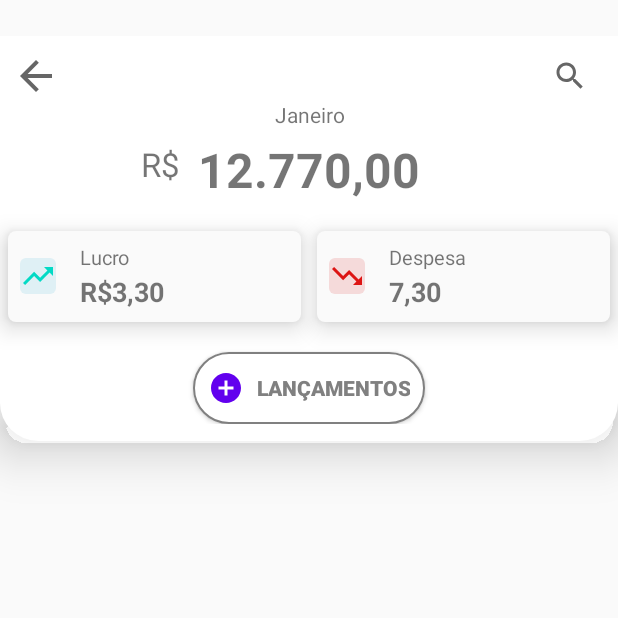
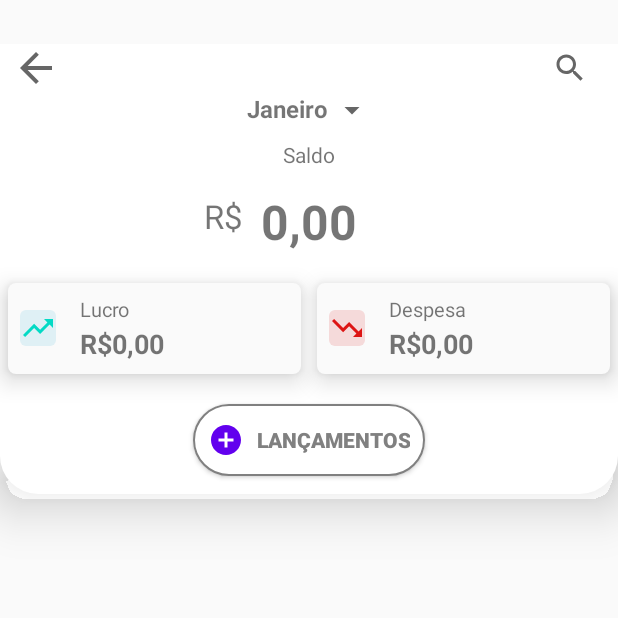
Before and after one commit to emersonfiwre/FinanceCasaDeDeus, an Android app: the TransactionFragment screen opened directly, with no data from a screen before it, on a phone screen of 412 x 824 dp, the top half of it. Run offline under Robolectric (Android 15) with nearby library versions, the light colour scheme and no system bars; our stand-ins replace Firebase (no records; nobody signed in at launch, a user with empty details on screens opened directly); pictures from the network do not load.

Commit message:
Agora já dá para deletar, atualizar a transação, falta trazer de acordo com o mês atual, e a dialog com as datas.

```diff
--- a/app/src/main/java/br/com/casadedeus/service/listener/OnAdapterListener.kt
+++ /dev/null
@@ -1,9 +0,0 @@
-package br.com.casadedeus.service.listener
-
-interface OnAdapterListener {
-    interface OnItemClickListener<in V>{
-        fun onItemClick(item: V)
-    }
-    //fun onClickListener(view: View)
-    //fun onItemLongPressClickListener(view: View, position:Int)
-}
--- /dev/null
+++ b/app/src/main/java/br/com/casadedeus/service/listener/OnItemClickListener.kt
@@ -0,0 +1,8 @@
+package br.com.casadedeus.service.listener
+
+interface OnItemClickListener<in V> {
+    fun onItemClick(item: V)
+    fun onDeleteClick(id: String)
+}
+//fun onClickListener(view: View)
+//fun onItemLongPressClickListener(view: View, position:Int)
--- a/app/src/main/java/br/com/casadedeus/service/utils/Utils.kt
+++ b/app/src/main/java/br/com/casadedeus/service/utils/Utils.kt
@@ -6,14 +6,28 @@ import java.util.*
 
 class Utils {
     companion object {
-        fun realToDouble(value: String): Double {
+        fun realToDouble(value: String?): Double {
             //val s = value.replace("[.,]".toRegex(), "")
-            val s = value.replace(".", "").replace(",", ".").replace("R$","")
+            if (value == null || value == "") {
+                return 0.0
+            }
+            val s = value.replace(".", "").replace(",", ".").replace("R$", "")
             return s.toDouble()
         }
-        fun doubleToReal(value: Double): String {
+
+        fun doubleToReal(value: Double?): String {
+            if (value == null || value == 0.0) {
+                return "R$0,00"
+            }
             val ptBr = Locale("pt", "BR")
             return NumberFormat.getCurrencyInstance(ptBr).format(value)
         }
+        fun doubleToRealNotCurrency(value: Double?): String {
+            if (value == null || value == 0.0) {
+                return "0,00"
+            }
+            val ptBr = Locale("pt", "BR")
+            return NumberFormat.getCurrencyInstance(ptBr).format(value).replace("R$","")
+        }
     }
 }
--- a/app/src/main/java/br/com/casadedeus/view/TransactionFragment.kt
+++ b/app/src/main/java/br/com/casadedeus/view/TransactionFragment.kt
@@ -16,12 +16,13 @@ import androidx.lifecycle.ViewModelProvider
 import androidx.recyclerview.widget.LinearLayoutManager
 import br.com.casadedeus.R
 import br.com.casadedeus.beans.TransactionModel
-import br.com.casadedeus.service.listener.OnAdapterListener
+import br.com.casadedeus.service.listener.OnItemClickListener
 import br.com.casadedeus.service.utils.Utils
 import br.com.casadedeus.view.adapter.TransactionAdapter
 import br.com.casadedeus.viewmodel.TransactionViewModel
 import com.google.android.material.bottomsheet.BottomSheetDialog
 import kotlinx.android.synthetic.main.dialog_single_input.view.*
+import kotlinx.android.synthetic.main.fragment_transaction.*
 import kotlinx.android.synthetic.main.fragment_transaction.view.*
 
 
@@ -33,6 +34,7 @@ class TransactionFragment : Fragment(), View.OnClickListener {
 
     private lateinit var mBottomDialog: BottomSheetDialog
     private lateinit var mDialogInflater: View
+    private var mTransactionKey: String = ""
 
     /*does not work without inserting dependencies in the gradle
     dependencies{
@@ -83,8 +85,7 @@ class TransactionFragment : Fragment(), View.OnClickListener {
 
         setListeners()
 
-        //Carregar a lista com todos
-        mViewModel.load()
+
 
         mViewRoot.edtSearch.setOnEditorActionListener { textView, i, keyEvent ->
             when (i) {
@@ -137,37 +138,49 @@ class TransactionFragment : Fragment(), View.OnClickListener {
         return mViewRoot
     }
 
+    //Carregar a lista com todos
+    private fun loadTransactions() {
+        rv_transaction.visibility = View.GONE
+        pg_await_load.visibility = View.VISIBLE
+        mViewModel.load()
+    }
+
     override fun onResume() {
         super.onResume()
-        mViewModel.load()
+        loadTransactions()
     }
 
     private fun setupBottomDialog() {
         mBottomDialog = BottomSheetDialog(activity!!)
-        mDialogInflater = layoutInflater.inflate(R.layout.dialog_single_input,null)
+        mDialogInflater = layoutInflater.inflate(R.layout.dialog_single_input, null)
         mBottomDialog.setContentView(mDialogInflater)
     }
 
 
     private fun setupRecycler() {
         val linearLayoutManager = LinearLayoutManager(activity)
-        mViewRoot.rv_expenditure.layoutManager = linearLayoutManager
-        mAdapter.attachListener(object : OnAdapterListener.OnItemClickListener<TransactionModel> {
+        mViewRoot.rv_transaction.layoutManager = linearLayoutManager
+        mAdapter.attachListener(object : OnItemClickListener<TransactionModel> {
             override fun onItemClick(item: TransactionModel) {
                 val listCategories = context?.resources?.getStringArray(R.array.categories)
                 val index: Int = getIndex(listCategories, item.category)
 
+                mTransactionKey = item.key!!
                 mDialogInflater.radio_entrada.isChecked = item.isEntry
                 mDialogInflater.edit_descricao.setText(item.description)
                 mDialogInflater.spinner_categoria.setSelection(index)
                 mDialogInflater.edit_razao_social.setText(item.companyName)
                 mDialogInflater.edit_nota_fiscal.setText(item.notaFiscal)
-                mDialogInflater.edit_valor.setText(Utils.doubleToReal(item.amount))
+                mDialogInflater.edit_valor.setText(Utils.doubleToRealNotCurrency(item.amount))
                 onClickSave()
             }
+
+            override fun onDeleteClick(id: String) {
+                mViewModel.delete(id)
+            }
         })
-        mViewRoot.rv_expenditure.adapter = mAdapter
-        mViewRoot.rv_expenditure.setHasFixedSize(true)
+        mViewRoot.rv_transaction.adapter = mAdapter
+        mViewRoot.rv_transaction.setHasFixedSize(true)
     }
 
     private fun getIndex(listCategories: Array<String>?, category: String): Int {
@@ -192,14 +205,50 @@ class TransactionFragment : Fragment(), View.OnClickListener {
     private fun observe() {
         mViewModel.transactionlist.observe(viewLifecycleOwner, Observer {
             mAdapter.notifyChanged(it)
+            pg_await_load.visibility = View.GONE
+            rv_transaction.visibility = View.VISIBLE
         })
         mViewModel.validation.observe(viewLifecycleOwner, Observer {
             if (it.success()) {
-                Toast.makeText(activity,"Transação adicionada com sucesso!",Toast.LENGTH_SHORT).show()
+                if (mTransactionKey == "") {
+                    Toast.makeText(
+                        context,
+                        getString(R.string.success_save_transaction),
+                        Toast.LENGTH_SHORT
+                    ).show()
+                } else {
+                    Toast.makeText(
+                        context,
+                        getString(R.string.success_update_transaction),
+                        Toast.LENGTH_SHORT
+                    ).show()
+                }
+                loadTransactions()
                 mBottomDialog.dismiss()
-            }else{
+            } else {
                 Toast.makeText(context, it.failure(), Toast.LENGTH_SHORT).show()
             }
+        })
+        mViewModel.delete.observe(viewLifecycleOwner, Observer {
+            if (it.success()) {
+                Toast.makeText(
+                    context,
+                    getString(R.string.success_delete_transaction),
+                    Toast.LENGTH_SHORT
+                ).show()
+                loadTransactions()
+            } else {
+                Toast.makeText(context, it.failure(), Toast.LENGTH_SHORT).show()
+            }
+        })
+        mViewModel.balance.observe(viewLifecycleOwner, Observer {
+            mViewRoot.balance_month.text = it
+        })
+        mViewModel.expenditure.observe(viewLifecycleOwner, Observer {
+            mViewRoot.expenditure_month.text = it
+        })
+        mViewModel.profit.observe(viewLifecycleOwner, Observer {
+            mViewRoot.profit_month.text = it
         })
     }
 
@@ -210,17 +259,26 @@ class TransactionFragment : Fragment(), View.OnClickListener {
             hide(mViewRoot.edtSearch, activity)
             /*val mBehavior = BottomSheetBehavior.from(bottomSheet.parent as View);
             mBehavior.setPeekHeight(600)*/
+            mTransactionKey = ""
+            mDialogInflater.radio_entrada.isChecked = false
+            mDialogInflater.edit_descricao.setText("")
+            mDialogInflater.spinner_categoria.setSelection(0)
+            mDialogInflater.edit_razao_social.setText("")
+            mDialogInflater.edit_nota_fiscal.setText("")
+            mDialogInflater.edit_valor.setText("")
             onClickSave()
             //get spinner selected
         } else if (id == R.id.back_month) {
             activity?.onBackPressed()
         }
     }
-    private fun onClickSave(){
+
+    private fun onClickSave() {
         mBottomDialog.show()
         mDialogInflater.add_expenditure.setOnClickListener {
             mViewModel.save(
                 TransactionModel(
+                    key = mTransactionKey,
                     isEntry = mDialogInflater.radio_entrada.isChecked,
                     description = mDialogInflater.edit_descricao.text.toString(),
                     category = mDialogInflater.spinner_categoria.selectedItem.toString(),
@@ -253,7 +311,7 @@ class TransactionFragment : Fragment(), View.OnClickListener {
     fun onBackPressed(): Boolean =
         /*if (view?.edtSearch?.isFocusable == true) {
             hide(view?.edtSearch!!, context as Context)
-            return false
+         s   return false
         }
         return true*/
         when (view?.edtSearch?.isFocusable) {
--- a/app/src/main/java/br/com/casadedeus/view/adapter/TransactionAdapter.kt
+++ b/app/src/main/java/br/com/casadedeus/view/adapter/TransactionAdapter.kt
@@ -8,7 +8,7 @@ import android.widget.TextView
 import androidx.recyclerview.widget.RecyclerView
 import br.com.casadedeus.R
 import br.com.casadedeus.beans.TransactionModel
-import br.com.casadedeus.service.listener.OnAdapterListener
+import br.com.casadedeus.service.listener.OnItemClickListener
 import br.com.casadedeus.service.utils.Utils
 import kotlinx.android.synthetic.main.card_transaction.view.*
 import java.text.SimpleDateFormat
@@ -17,7 +17,7 @@ import java.util.*
 class TransactionAdapter : RecyclerView.Adapter<TransactionAdapter.MyViewHolder>() {
 
     private var mTransactionModelList: List<TransactionModel> = arrayListOf()
-    private lateinit var mListener: OnAdapterListener.OnItemClickListener<TransactionModel>
+    private lateinit var mListener: OnItemClickListener<TransactionModel>
 
     //val format = SimpleDateFormat("EEE MMM dd kk:mm:ss zXXX yyyy", local)// dia por extenso
 
@@ -44,11 +44,12 @@ class TransactionAdapter : RecyclerView.Adapter<TransactionAdapter.MyViewHolder>
 
     }
 
-    fun attachListener(listener: OnAdapterListener.OnItemClickListener<TransactionModel>) {
+    fun attachListener(listener: OnItemClickListener<TransactionModel>) {
         mListener = listener
     }
 
-    class MyViewHolder(itemView: View, val listener: OnAdapterListener.OnItemClickListener<TransactionModel>?) : RecyclerView.ViewHolder(itemView) {
+    class MyViewHolder(itemView: View, val listener: OnItemClickListener<TransactionModel>?) :
+        RecyclerView.ViewHolder(itemView) {
         private val mDateFormat =
             SimpleDateFormat("EEE, d MMM 'de' yyyy", Locale("pt", "BR"))// dia por extenso
 
@@ -58,12 +59,11 @@ class TransactionAdapter : RecyclerView.Adapter<TransactionAdapter.MyViewHolder>
         private var mCardTransaction: View = itemView.card_transaction
 
         fun bindTransaction(transaction: TransactionModel) {
-            if (transaction.day != null){
+            if (transaction.day != null) {
                 mDay.text = mDateFormat.format(transaction.day)
             }
             mDesc.text = transaction.description
             mPrice.text = Utils.doubleToReal(transaction.amount)
-
 
             mCardTransaction.setOnClickListener { listener?.onItemClick(transaction) }
 
@@ -72,7 +72,7 @@ class TransactionAdapter : RecyclerView.Adapter<TransactionAdapter.MyViewHolder>
                     .setTitle(R.string.title_want_remove_transaction)
                     .setMessage(R.string.desc_want_remove_transaction)
                     .setPositiveButton(R.string.remove) { dialog, which ->
-                        //listener.onDeleteClick(task.id)
+                        transaction.key?.let { listener?.onDeleteClick(it) }
                     }
                     .setNeutralButton(R.string.cancel, null)
                     .show()
--- a/app/src/main/java/br/com/casadedeus/viewmodel/TransactionViewModel.kt
+++ b/app/src/main/java/br/com/casadedeus/viewmodel/TransactionViewModel.kt
@@ -6,6 +6,7 @@ import br.com.casadedeus.beans.TransactionModel
 import br.com.casadedeus.service.listener.OnCallbackListener
 import br.com.casadedeus.service.listener.ValidationListener
 import br.com.casadedeus.service.repository.TransactionRepository
+import br.com.casadedeus.service.utils.Utils
 import java.util.*
 
 /*class ExpenditureViewModelFactory(
@@ -32,6 +33,18 @@ class TransactionViewModel(application: Application) : AndroidViewModel(applicat
     private var mValidation = MutableLiveData<ValidationListener>()
     val validation: LiveData<ValidationListener> = mValidation
 
+    private var mDelete = MutableLiveData<ValidationListener>()
+    val delete: LiveData<ValidationListener> = mDelete
+
+    //Labels mostrando os balanços
+    private var mProfit = MutableLiveData<String>()
+    val profit: LiveData<String> = mProfit
+
+    private var mExpenditure = MutableLiveData<String>()
+    val expenditure: LiveData<String> = mExpenditure
+
+    private var mBalance = MutableLiveData<String>()
+    val balance: LiveData<String> = mBalance
 
     fun save(transactionModel: TransactionModel) {
         transactionModel.day = Calendar.getInstance().time
@@ -39,12 +52,17 @@ class TransactionViewModel(application: Application) : AndroidViewModel(applicat
 
             //mValidation.value = ValidationListener("O dia está vazio")
             //return
-        }*/
+        }
         if (transactionModel.description.isEmpty()) {
             mValidation.value = ValidationListener("A descrição está vazio")
             return
+        }*/
+        if (transactionModel.amount == 0.0) {
+            mValidation.value =
+                ValidationListener("É necessário um valor válido para inserir a transação")
+            return
         }
-
+        if (transactionModel.key == "") {
             mRepository.save(transactionModel, object : OnCallbackListener<Boolean> {
                 override fun onSuccess(result: Boolean) {
                     mValidation.value = ValidationListener()
@@ -54,9 +72,12 @@ class TransactionViewModel(application: Application) : AndroidViewModel(applicat
                     mValidation.value = ValidationListener(message)
                 }
             })
+        } else {
+            update(transactionModel)
+        }
     }
 
-    fun update(transactionModel: TransactionModel) {
+    private fun update(transactionModel: TransactionModel) {
         mRepository.update(transactionModel, object : OnCallbackListener<Boolean> {
             override fun onSuccess(result: Boolean) {
                 mValidation.value = ValidationListener()
@@ -68,14 +89,14 @@ class TransactionViewModel(application: Application) : AndroidViewModel(applicat
         })
     }
 
-    fun delete(transactionModel: TransactionModel) {
-        mRepository.delete(transactionModel, object : OnCallbackListener<Boolean> {
+    fun delete(transactionKey: String) {
+        mRepository.delete(transactionKey, object : OnCallbackListener<Boolean> {
             override fun onSuccess(result: Boolean) {
-                mValidation.value = ValidationListener()
+                mDelete.value = ValidationListener()
             }
 
             override fun onFailure(message: String) {
-                mValidation.value = ValidationListener(message)
+                mDelete.value = ValidationListener(message)
             }
 
         })
@@ -98,6 +119,12 @@ class TransactionViewModel(application: Application) : AndroidViewModel(applicat
         mRepository.getTransactions(object : OnCallbackListener<List<TransactionModel>> {
             override fun onSuccess(result: List<TransactionModel>) {
                 mTransactionList.value = result
+                mBalance.value =
+                    Utils.doubleToRealNotCurrency(result.sumByDouble { it.amount })
+                mExpenditure.value =
+                    Utils.doubleToReal(result.sumByDouble { if (!it.isEntry) it.amount else 0.0 })
+                mProfit.value =
+                    Utils.doubleToReal(result.sumByDouble { if (it.isEntry) it.amount else 0.0 })
             }
 
             override fun onFailure(message: String) {
--- a/app/src/main/res/layout/fragment_transaction.xml
+++ b/app/src/main/res/layout/fragment_transaction.xml
@@ -5,19 +5,14 @@
     android:layout_width="match_parent"
     android:layout_height="match_parent"
     android:orientation="vertical"
-    android:paddingTop="24dp">
-
-    <ScrollView
-        android:layout_width="match_parent"
-        android:layout_height="270dp"
-        android:background="@drawable/shape_toolbar"
-        android:elevation="20dp"
-        tools:targetApi="lollipop">
+    android:paddingTop="29dp">
 
     <LinearLayout
         android:layout_width="match_parent"
-            android:layout_height="wrap_content"
+        android:layout_height="300dp"
         android:layout_gravity="center"
+        android:background="@drawable/shape_toolbar"
+        android:elevation="20dp"
         android:orientation="vertical">
 
         <LinearLayout
@@ -58,7 +53,18 @@
             android:layout_width="wrap_content"
             android:layout_height="wrap_content"
             android:layout_gravity="center"
-                android:text="Janeiro"
+            android:text="Janeiro "
+            android:textAlignment="center"
+            android:textSize="16sp"
+            android:textStyle="bold"
+            app:drawableRightCompat="@drawable/ic_arrow_drop_down" />
+
+        <TextView
+            android:layout_width="wrap_content"
+            android:layout_height="wrap_content"
+            android:layout_gravity="center"
+            android:layout_marginVertical="8dp"
+            android:text="@string/balance"
             android:textAlignment="center" />
 
         <RelativeLayout
@@ -68,11 +74,11 @@
             android:gravity="center">
 
             <TextView
-                    android:id="@+id/revenue_month"
+                android:id="@+id/balance_month"
                 android:layout_width="wrap_content"
                 android:layout_height="wrap_content"
                 android:gravity="center_horizontal"
-                    android:text="12.770,00"
+                android:text="0,00"
                 android:textAlignment="center"
                 android:textSize="32sp"
                 android:textStyle="bold" />
@@ -134,7 +140,7 @@
                     android:layout_marginStart="40dp"
                     android:layout_marginLeft="40dp"
                     android:layout_marginTop="20dp"
-                        android:text="R$3,30"
+                    android:text="R$0,00"
                     android:textSize="18sp"
                     android:textStyle="bold" />
             </RelativeLayout>
@@ -180,7 +186,7 @@
                     android:layout_marginStart="40dp"
                     android:layout_marginLeft="40dp"
                     android:layout_marginTop="20dp"
-                        android:text="7,30"
+                    android:text="R$0,00"
                     android:textSize="18sp"
                     android:textStyle="bold" />
             </RelativeLayout>
@@ -203,15 +209,22 @@
             android:textStyle="bold" />
     </LinearLayout>
 
-    </ScrollView>
 
     <!--include layout="@layout/dialog_single_input" /-->
 
+    <ProgressBar
+        android:id="@+id/pg_await_load"
+        android:layout_width="wrap_content"
+        android:layout_height="match_parent"
+        android:layout_gravity="center"
+        android:indeterminate="true" />
+
     <androidx.recyclerview.widget.RecyclerView
-        android:id="@+id/rv_expenditure"
+        android:id="@+id/rv_transaction"
         android:layout_width="match_parent"
         android:layout_height="match_parent"
         android:layout_marginTop="20dp"
+        android:visibility="gone"
         tools:listitem="@layout/card_transaction" />
 
 </LinearLayout>
--- a/app/src/main/res/values/strings.xml
+++ b/app/src/main/res/values/strings.xml
@@ -49,5 +49,9 @@
     <string name="ERROR_INTERNET_CONNECTION">Conexão à internet necessária para uso da applicação.</string>
     <string name="ERROR_REQUEST">Não foi possível enviar sua solicitação. Por favor, tente novamente mais tarde.</string>
     <string name="MISSING_AUTHENTICATION">Usuário não autenticado</string>
+    <string name="success_update_transaction">Transação atualizada com sucesso!</string>
+    <string name="success_save_transaction">Transação adicionada com sucesso!</string>
+    <string name="success_delete_transaction">Transação exluida com sucesso!</string>
+    <string name="balance">Saldo</string>
 
 </resources>
```
Also changed, not shown: app/src/main/java/br/com/casadedeus/beans/TransactionModel.kt (+4 -4 lines), app/src/main/java/br/com/casadedeus/service/repository/TransactionRepository.kt (+7 -4 lines), app/src/main/res/layout/dialog_single_input.xml (+26 -26 lines), app/src/main/res/values/array.xml (+12 -2 lines). Lines whose indentation alone changed are shown as unchanged.
